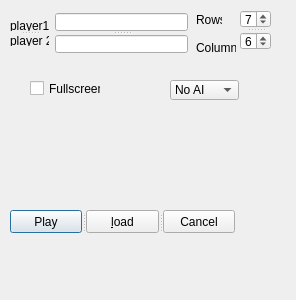
thnake/cfgame, file dialog.ui: the form before one commit.
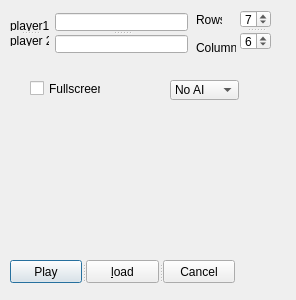
The form after the commit.

```diff
--- a/dialog.ui
+++ b/dialog.ui
@@ -159,7 +159,7 @@
    <property name="geometry">
     <rect>
      <x>10</x>
-     <y>210</y>
+     <y>260</y>
      <width>225</width>
      <height>23</height>
     </rect>
```
